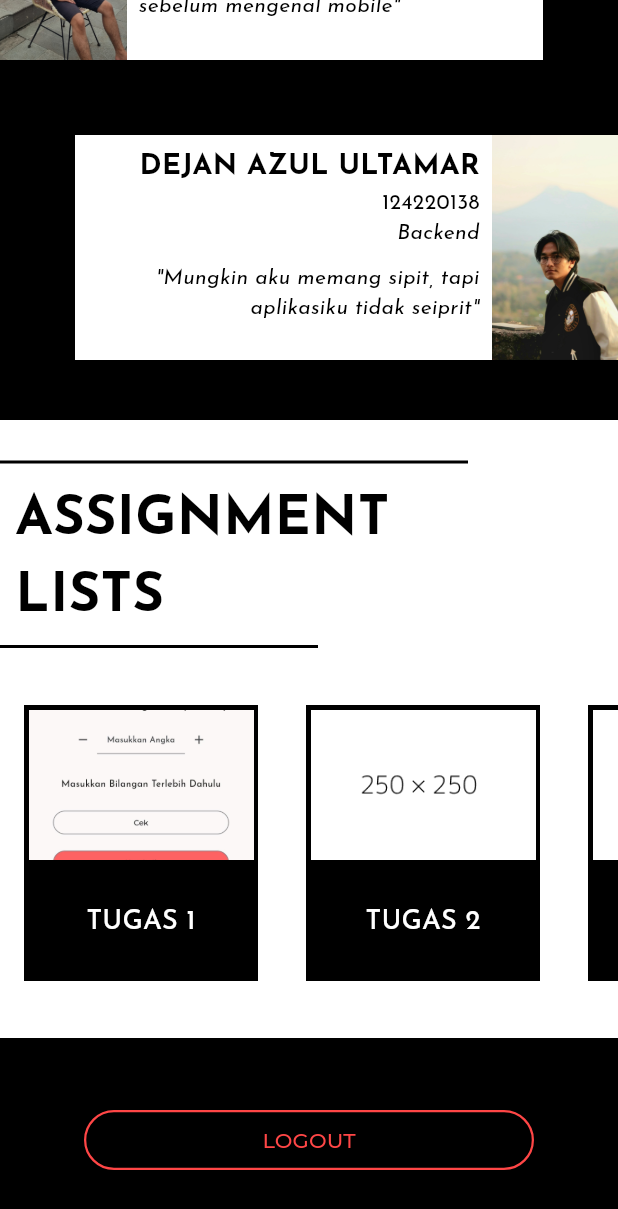
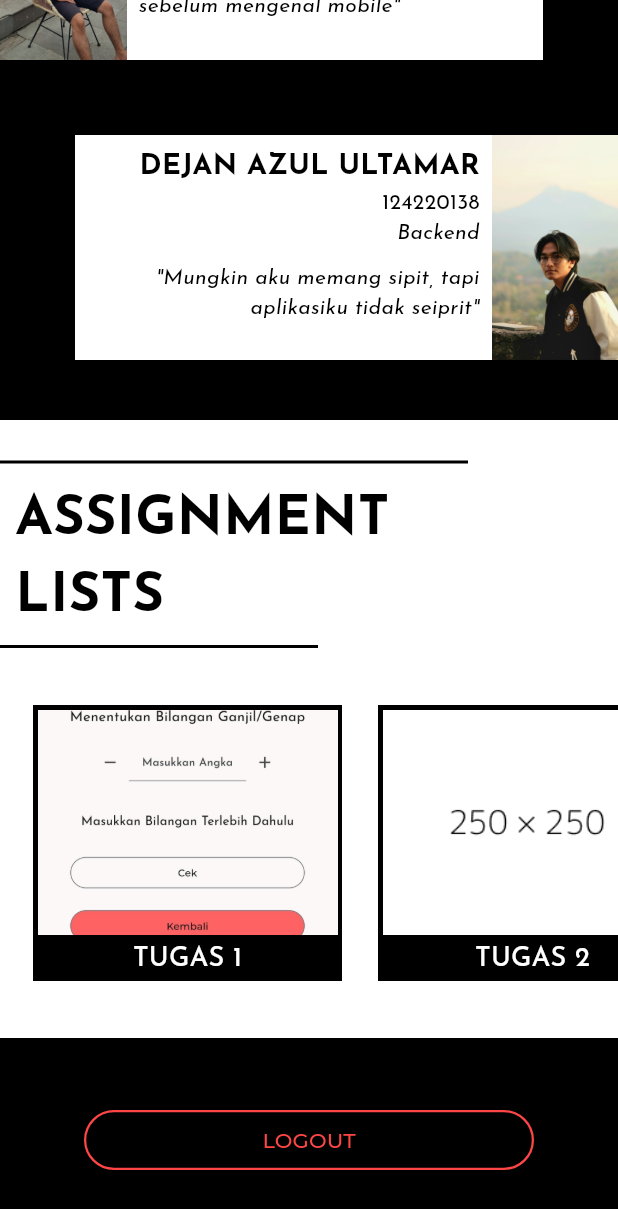
Before and after one commit to Lupse/overshare, a Flutter app: the Intro screen opened by its route, scrolled down 513 dp, on a phone screen of 412 x 824 dp. Shown: the top 1209 px of the screen. Run offline on Flutter 3.47's test engine with Material 3 defaults, Android fonts, the light colour scheme and no system bars; our stand-ins replace firebase_auth, firebase_core, flutter_svg, google_fonts; accounts and stored records are empty.

Commit message:
minor update

```diff
--- a/lib/views/intro.dart
+++ b/lib/views/intro.dart
@@ -245,8 +245,7 @@ class Intro extends StatelessWidget {
                               children: <Widget>[
                                 // TUGAS 1
                                 Padding(
-                                  padding: const EdgeInsets.symmetric(
-                                      horizontal: 4.0),
+                                  padding: const EdgeInsets.only(left: 10.0),
                                   child: TextButton(
                                     style: const ButtonStyle(
                                         overlayColor: WidgetStatePropertyAll(
@@ -268,8 +267,8 @@ class Intro extends StatelessWidget {
                                             child: Image(
                                               image: AssetImage(
                                                   "assets/tugas1.jpeg"),
-                                              width: 150,
-                                              height: 100,
+                                              width: 200,
+                                              height: 150,
                                               fit: BoxFit.cover,
                                             ),
                                           ),
@@ -294,8 +293,8 @@ class Intro extends StatelessWidget {
 
                                 // TUGAS 2
                                 Padding(
-                                  padding: const EdgeInsets.symmetric(
-                                      horizontal: 4.0),
+                                  padding:
+                                      const EdgeInsets.symmetric(horizontal: 0),
                                   child: TextButton(
                                     style: const ButtonStyle(
                                         overlayColor: WidgetStatePropertyAll(
@@ -311,8 +310,8 @@ class Intro extends StatelessWidget {
                                             child: Image(
                                               image: AssetImage(
                                                   "assets/dummy.png"),
-                                              width: 150,
-                                              height: 100,
+                                              width: 200,
+                                              height: 150,
                                               fit: BoxFit.cover,
                                             ),
                                           ),
@@ -337,8 +336,7 @@ class Intro extends StatelessWidget {
 
                                 // TUGAS 3
                                 Padding(
-                                  padding: const EdgeInsets.symmetric(
-                                      horizontal: 4.0),
+                                  padding: const EdgeInsets.only(right: 10),
                                   child: TextButton(
                                     style: const ButtonStyle(
                                         overlayColor: WidgetStatePropertyAll(
@@ -354,8 +352,8 @@ class Intro extends StatelessWidget {
                                             child: Image(
                                               image: AssetImage(
                                                   "assets/dummy.png"),
-                                              width: 150,
-                                              height: 100,
+                                              width: 200,
+                                              height: 150,
                                               fit: BoxFit.cover,
                                             ),
                                           ),
```
